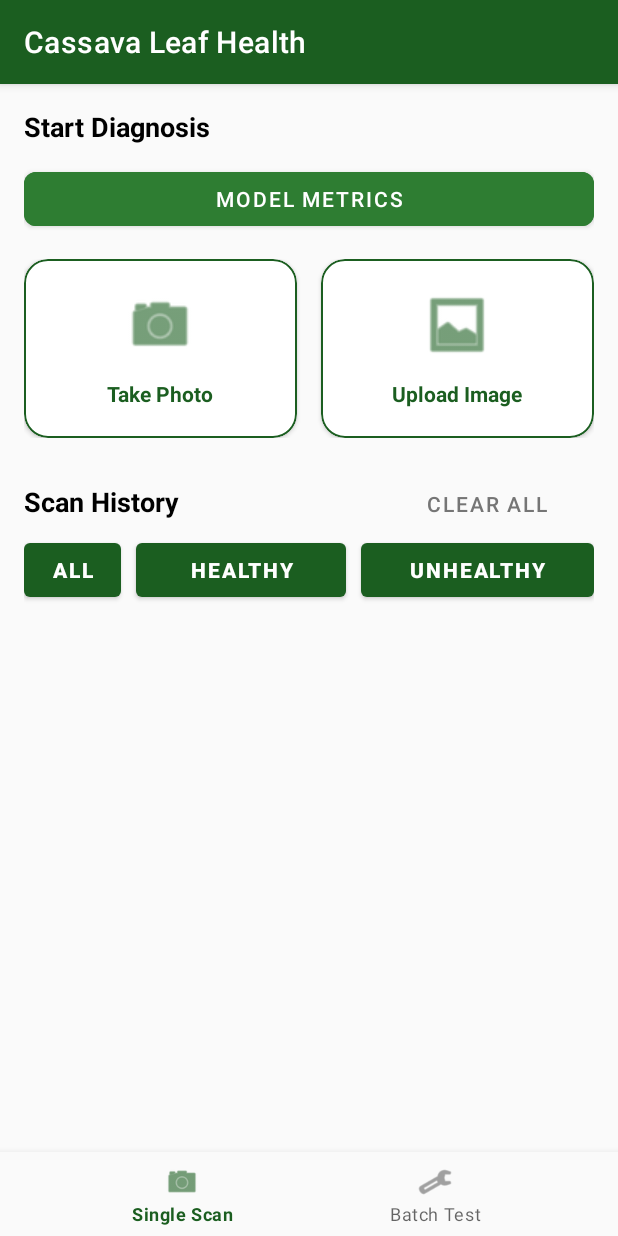
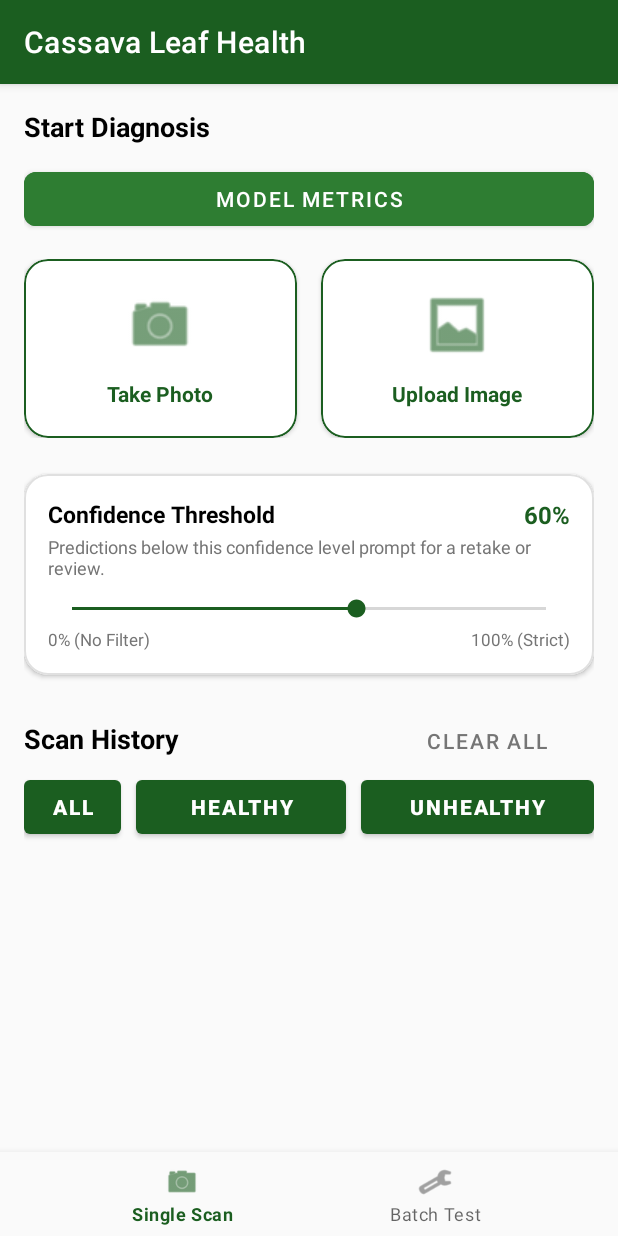
Before and after one commit to Rener19/CassavaLeafDetector, an Android app: the screen it shows after launch (MainActivity), on a phone screen of 412 x 824 dp. Run offline under Robolectric (Android 15) with nearby library versions, the phone set to English and light mode, and no system bars; libraries missing offline, so code that uses them is left out: androidx.camera.core, androidx.camera.lifecycle, androidx.camera.view, org.tensorflow.lite; plain views replace PreviewView; network calls fail; 1 statement that could not run was skipped.

Commit message:
Add single scan threshold slider and calculate active classes strictly from uploaded classes

```diff
--- a/app/src/main/java/com/example/cassavaleafdetector/MainActivity.kt
+++ b/app/src/main/java/com/example/cassavaleafdetector/MainActivity.kt
@@ -148,6 +148,9 @@ class MainActivity : AppCompatActivity() {
     private var seekBatchThreshold: SeekBar? = null
     private var txtBatchThresholdValue: TextView? = null
     private var batchConfidenceThreshold: Float = 0.60f
+    private var seekSingleThreshold: SeekBar? = null
+    private var txtSingleThresholdValue: TextView? = null
+    private var singleConfidenceThreshold: Float = 0.60f
 
     // =========================================================================
     // Activity Result Launchers
@@ -293,6 +296,8 @@ class MainActivity : AppCompatActivity() {
         btnClearBatchHistory = findViewById(R.id.btn_clear_batch_history)
         seekBatchThreshold = findViewById(R.id.seek_batch_threshold)
         txtBatchThresholdValue = findViewById(R.id.txt_batch_threshold_value)
+        seekSingleThreshold = findViewById(R.id.seek_single_threshold)
+        txtSingleThresholdValue = findViewById(R.id.txt_single_threshold_value)
 
         // Model status badge
         findViewById<TextView>(R.id.txt_model_badge)?.text =
@@ -390,6 +395,16 @@ class MainActivity : AppCompatActivity() {
             override fun onProgressChanged(seekBar: SeekBar?, progress: Int, fromUser: Boolean) {
                 batchConfidenceThreshold = progress / 100.0f
                 txtBatchThresholdValue?.text = "$progress%"
+            }
+
+            override fun onStartTrackingTouch(seekBar: SeekBar?) {}
+            override fun onStopTrackingTouch(seekBar: SeekBar?) {}
+        })
+
+        seekSingleThreshold?.setOnSeekBarChangeListener(object : SeekBar.OnSeekBarChangeListener {
+            override fun onProgressChanged(seekBar: SeekBar?, progress: Int, fromUser: Boolean) {
+                singleConfidenceThreshold = progress / 100.0f
+                txtSingleThresholdValue?.text = "$progress%"
             }
 
             override fun onStartTrackingTouch(seekBar: SeekBar?) {}
@@ -544,15 +559,16 @@ class MainActivity : AppCompatActivity() {
             return
         }
 
-        // Selective Classification: Rejection threshold check (60%)
+        // Selective Classification: Rejection threshold check (user-configurable, default 60%)
         // Only prompt for fresh scans (saveToHistory == true); browsing historical records opens directly.
-        if (saveToHistory && result.enhancedResult.confidence < CassavaClassifier.CONFIDENCE_THRESHOLD) {
+        if (saveToHistory && result.enhancedResult.confidence < singleConfidenceThreshold) {
             cardResult.visibility = View.GONE
             val confPercent = (result.enhancedResult.confidence * 100).toInt()
+            val thresholdPercent = (singleConfidenceThreshold * 100).toInt()
             AlertDialog.Builder(this)
                 .setTitle("⚠️ Low Confidence Prediction ($confPercent%)")
                 .setMessage(
-                    "The model is uncertain about this leaf image (Confidence is below the 60% diagnostic threshold).\n\n" +
+                    "The model is uncertain about this leaf image (Confidence is below your $thresholdPercent% diagnostic threshold).\n\n" +
                     "This usually occurs when the photo is blurry, poorly lit, or contains background clutter.\n\n" +
                     "Would you like to take another photo or proceed anyway?"
                 )
@@ -959,7 +975,7 @@ class MainActivity : AppCompatActivity() {
             val enhancedMetrics = calculateMetrics(enhancedPredictions, groundTruths, 5)
             val currentThreshold = batchConfidenceThreshold
 
-            val activeClassIndices = (groundTruths + basePredictions + enhancedPredictions).distinct().filter { it in 0 until 5 }.sorted()
+            val activeClassIndices = groundTruths.distinct().filter { it in 0 until 5 }.sorted()
             val activeClassNames = activeClassIndices.map { index ->
                 when (index) {
                     0 -> "CBB"
@@ -1055,8 +1071,8 @@ class MainActivity : AppCompatActivity() {
 
             val accuracy = correct.toDouble() / predictions.size
 
-            // Identify active classes present in ground truth or predicted by the model
-            val activeClasses = (groundTruths + predictions).distinct().filter { it in 0 until numClasses }.sorted()
+            // Identify active classes strictly from the uploaded ground truths
+            val activeClasses = groundTruths.distinct().filter { it in 0 until numClasses }.sorted()
             val activeK = activeClasses.size.coerceAtLeast(1)
 
             var macroPrecision = 0.0
--- a/app/src/main/res/layout/layout_single_scan.xml
+++ b/app/src/main/res/layout/layout_single_scan.xml
@@ -94,7 +94,7 @@
                         android:layout_height="48.000000dp"
                         android:src="@android:drawable/ic_menu_gallery"
                         app:tint="@color/primary_green" />
-                    <TextView
+                        <TextView
                         android:textStyle="bold"
                         android:textColor="@color/primary_green"
                         android:layout_width="wrap_content"
@@ -104,6 +104,90 @@
                 </LinearLayout>
             </com.google.android.material.card.MaterialCardView>
         </LinearLayout>
+
+        <!-- Confidence Threshold Setting Card (Single Scan) -->
+        <com.google.android.material.card.MaterialCardView
+            android:layout_width="match_parent"
+            android:layout_height="wrap_content"
+            android:layout_marginBottom="24dp"
+            app:cardCornerRadius="16dp"
+            app:cardElevation="2dp"
+            app:strokeColor="#E0E0E0"
+            app:strokeWidth="1dp">
+
+            <LinearLayout
+                android:layout_width="match_parent"
+                android:layout_height="wrap_content"
+                android:orientation="vertical"
+                android:padding="16dp">
+
+                <LinearLayout
+                    android:layout_width="match_parent"
+                    android:layout_height="wrap_content"
+                    android:orientation="horizontal"
+                    android:gravity="center_vertical">
+
+                    <TextView
+                        android:layout_width="0dp"
+                        android:layout_height="wrap_content"
+                        android:layout_weight="1"
+                        android:text="Confidence Threshold"
+                        android:textStyle="bold"
+                        android:textColor="@color/black"
+                        android:textSize="15sp" />
+
+                    <TextView
+                        android:id="@+id/txt_single_threshold_value"
+                        android:layout_width="wrap_content"
+                        android:layout_height="wrap_content"
+                        android:text="60%"
+                        android:textStyle="bold"
+                        android:textColor="@color/primary_green"
+                        android:textSize="16sp" />
+                </LinearLayout>
+
+                <TextView
+                    android:layout_width="match_parent"
+                    android:layout_height="wrap_content"
+                    android:text="Predictions below this confidence level prompt for a retake or review."
+                    android:textColor="@color/gray_text"
+                    android:textSize="12sp"
+                    android:layout_marginTop="2dp"
+                    android:layout_marginBottom="10dp" />
+
+                <SeekBar
+                    android:id="@+id/seek_single_threshold"
+                    android:layout_width="match_parent"
+                    android:layout_height="wrap_content"
+                    android:max="100"
+                    android:progress="60"
+                    android:progressTint="@color/primary_green"
+                    android:thumbTint="@color/primary_green" />
+
+                <LinearLayout
+                    android:layout_width="match_parent"
+                    android:layout_height="wrap_content"
+                    android:orientation="horizontal"
+                    android:layout_marginTop="4dp">
+
+                    <TextView
+                        android:layout_width="0dp"
+                        android:layout_height="wrap_content"
+                        android:layout_weight="1"
+                        android:text="0% (No Filter)"
+                        android:textColor="@color/gray_text"
+                        android:textSize="11sp" />
+
+                    <TextView
+                        android:layout_width="wrap_content"
+                        android:layout_height="wrap_content"
+                        android:text="100% (Strict)"
+                        android:textColor="@color/gray_text"
+                        android:textSize="11sp" />
+                </LinearLayout>
+            </LinearLayout>
+        </com.google.android.material.card.MaterialCardView>
+
         <com.google.android.material.card.MaterialCardView
             android:id="@+id/camera_container"
             android:visibility="gone"
```
Also changed, not shown: 1 other file.
